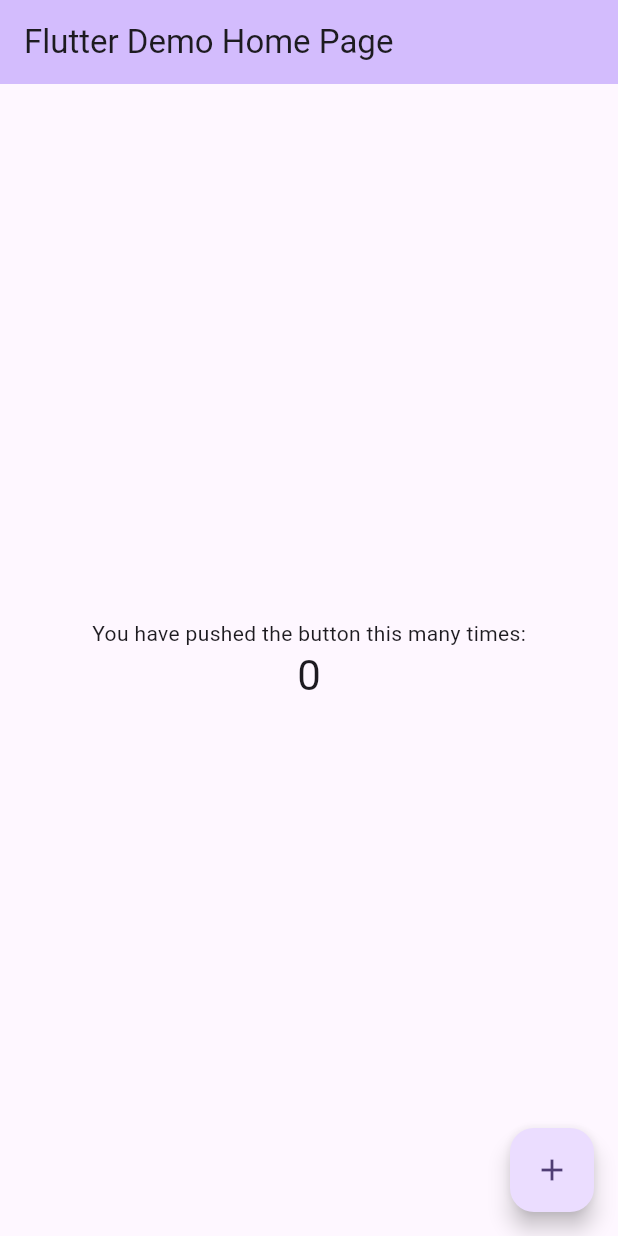
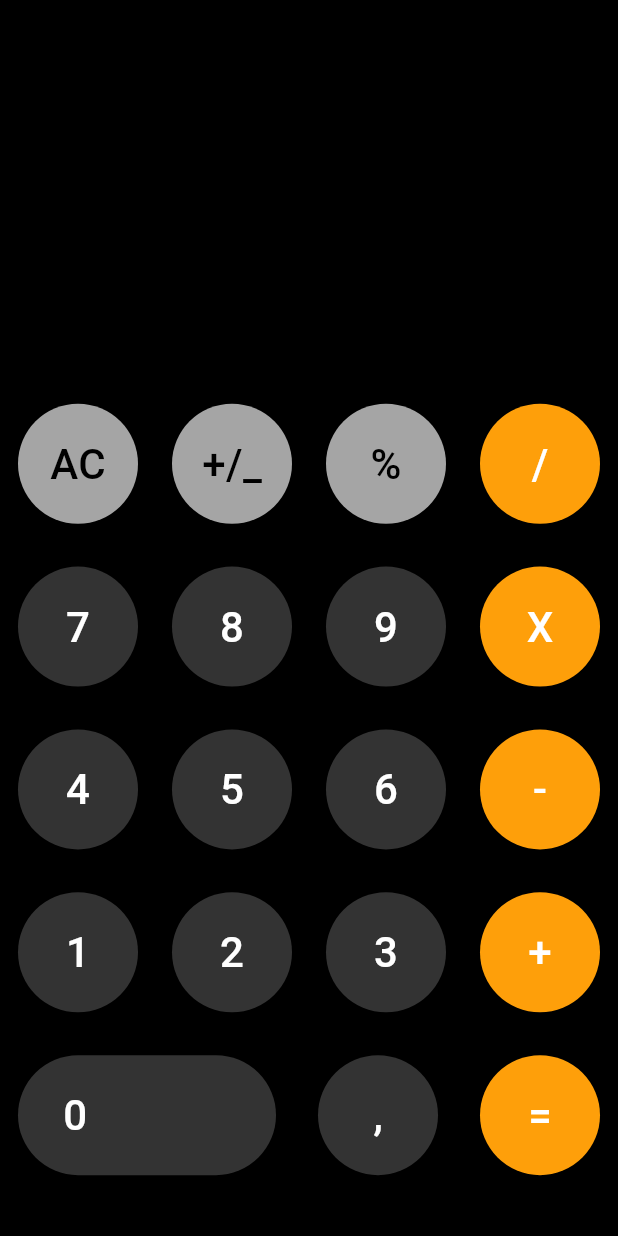
Before and after one commit to nam54828/Calculator, a Flutter app: the screen it shows after launch, on a phone screen of 412 x 824 dp. Run offline on Flutter 3.47's test engine with Material 2 defaults, Android fonts, the phone set to English and light mode, and no system bars.

Commit message:
UI - Screen Displays

```diff
--- /dev/null
+++ b/lib/calculator_screen.dart
@@ -0,0 +1,396 @@
+import 'package:flutter/material.dart';
+
+class CalculatorScreen extends StatefulWidget {
+  const CalculatorScreen({Key? key}) : super(key: key);
+
+  @override
+  State<CalculatorScreen> createState() => _CalculatorScreenState();
+}
+
+class _CalculatorScreenState extends State<CalculatorScreen> {
+  @override
+  Widget build(BuildContext context) {
+    return Scaffold(
+      backgroundColor: Colors.black,
+      body: SafeArea(
+          child: Padding(
+        padding: const EdgeInsets.all(12.0),
+        child: Column(
+          mainAxisAlignment: MainAxisAlignment.spaceEvenly,
+          children: [
+            Container(
+              height: 200,
+            ),
+            Row(
+              mainAxisAlignment: MainAxisAlignment.spaceBetween,
+              children: [
+                GestureDetector(
+                  onTap: () {},
+                  child: Container(
+                    height: 80,
+                    width: 80,
+                    child: Center(
+                        child: Text(
+                      "AC",
+                      style: TextStyle(
+                          color: Colors.black,
+                          fontSize: 28,
+                          fontWeight: FontWeight.w500),
+                    )),
+                    decoration: BoxDecoration(
+                        borderRadius: BorderRadius.circular(180),
+                        color: Color.fromRGBO(165, 165, 165, 1)),
+                  ),
+                ),
+                GestureDetector(
+                  onTap: () {},
+                  child: Container(
+                    height: 80,
+                    width: 80,
+                    child: Center(
+                        child: Text(
+                      "+/_",
+                      style: TextStyle(
+                          color: Colors.black,
+                          fontSize: 28,
+                          fontWeight: FontWeight.w500),
+                    )),
+                    decoration: BoxDecoration(
+                        borderRadius: BorderRadius.circular(180),
+                        color: Color.fromRGBO(165, 165, 165, 1)),
+                  ),
+                ),
+                GestureDetector(
+                  onTap: () {},
+                  child: Container(
+                    height: 80,
+                    width: 80,
+                    child: Center(
+                        child: Text(
+                      "%",
+                      style: TextStyle(
+                          color: Colors.black,
+                          fontSize: 28,
+                          fontWeight: FontWeight.w500),
+                    )),
+                    decoration: BoxDecoration(
+                        borderRadius: BorderRadius.circular(180),
+                        color: Color.fromRGBO(165, 165, 165, 1)),
+                  ),
+                ),
+                GestureDetector(
+                  onTap: () {},
+                  child: Container(
+                    height: 80,
+                    width: 80,
+                    child: Center(
+                        child: Text(
+                      "/",
+                      style: TextStyle(
+                          color: Colors.white,
+                          fontSize: 28,
+                          fontWeight: FontWeight.w500),
+                    )),
+                    decoration: BoxDecoration(
+                        borderRadius: BorderRadius.circular(180),
+                        color: Color.fromRGBO(254, 159, 10, 1)),
+                  ),
+                ),
+              ],
+            ),
+            Row(
+              mainAxisAlignment: MainAxisAlignment.spaceBetween,
+              children: [
+                GestureDetector(
+                  onTap: () {},
+                  child: Container(
+                    height: 80,
+                    width: 80,
+                    child: Center(
+                        child: Text(
+                      "7",
+                      style: TextStyle(
+                          color: Colors.white,
+                          fontSize: 28,
+                          fontWeight: FontWeight.w500),
+                    )),
+                    decoration: BoxDecoration(
+                        borderRadius: BorderRadius.circular(180),
+                        color: Color.fromRGBO(51, 51, 51, 1)),
+                  ),
+                ),
+                GestureDetector(
+                  onTap: () {},
+                  child: Container(
+                    height: 80,
+                    width: 80,
+                    child: Center(
+                        child: Text(
+                      "8",
+                      style: TextStyle(
+                          color: Colors.white,
+                          fontSize: 28,
+                          fontWeight: FontWeight.w500),
+                    )),
+                    decoration: BoxDecoration(
+                        borderRadius: BorderRadius.circular(180),
+                        color: Color.fromRGBO(51, 51, 51, 1)),
+                  ),
+                ),
+                GestureDetector(
+                  onTap: () {},
+                  child: Container(
+                    height: 80,
+                    width: 80,
+                    child: Center(
+                        child: Text(
+                      "9",
+                      style: TextStyle(
+                          color: Colors.white,
+                          fontSize: 28,
+                          fontWeight: FontWeight.w500),
+                    )),
+                    decoration: BoxDecoration(
+                        borderRadius: BorderRadius.circular(180),
+                        color: Color.fromRGBO(51, 51, 51, 1)),
+                  ),
+                ),
+                GestureDetector(
+                  onTap: () {},
+                  child: Container(
+                    height: 80,
+                    width: 80,
+                    child: Center(
+                        child: Text(
+                      "X",
+                      style: TextStyle(
+                          color: Colors.white,
+                          fontSize: 28,
+                          fontWeight: FontWeight.w500),
+                    )),
+                    decoration: BoxDecoration(
+                        borderRadius: BorderRadius.circular(180),
+                        color: Color.fromRGBO(254, 159, 10, 1)),
+                  ),
+                ),
+              ],
+            ),
+            Row(
+              mainAxisAlignment: MainAxisAlignment.spaceBetween,
+              children: [
+                GestureDetector(
+                  onTap: () {},
+                  child: Container(
+                    height: 80,
+                    width: 80,
+                    child: Center(
+                        child: Text(
+                      "4",
+                      style: TextStyle(
+                          color: Colors.white,
+                          fontSize: 28,
+                          fontWeight: FontWeight.w500),
+                    )),
+                    decoration: BoxDecoration(
+                        borderRadius: BorderRadius.circular(180),
+                        color: Color.fromRGBO(51, 51, 51, 1)),
+                  ),
+                ),
+                GestureDetector(
+                  onTap: () {},
+                  child: Container(
+                    height: 80,
+                    width: 80,
+                    child: Center(
+                        child: Text(
+                      "5",
+                      style: TextStyle(
+                          color: Colors.white,
+                          fontSize: 28,
+                          fontWeight: FontWeight.w500),
+                    )),
+                    decoration: BoxDecoration(
+                        borderRadius: BorderRadius.circular(180),
+                        color: Color.fromRGBO(51, 51, 51, 1)),
+                  ),
+                ),
+                GestureDetector(
+                  onTap: () {},
+                  child: Container(
+                    height: 80,
+                    width: 80,
+                    child: Center(
+                        child: Text(
+                      "6",
+                      style: TextStyle(
+                          color: Colors.white,
+                          fontSize: 28,
+                          fontWeight: FontWeight.w500),
+                    )),
+                    decoration: BoxDecoration(
+                        borderRadius: BorderRadius.circular(180),
+                        color: Color.fromRGBO(51, 51, 51, 1)),
+                  ),
+                ),
+                GestureDetector(
+                  onTap: () {},
+                  child: Container(
+                      height: 80,
+                      width: 80,
+                      child: Center(
+                          child: Text(
+                        "-",
+                        style: TextStyle(
+                            color: Colors.white,
+                            fontSize: 28,
+                            fontWeight: FontWeight.w500),
+                      )),
+                      decoration: BoxDecoration(
+                          borderRadius: BorderRadius.circular(180),
+                          color: Color.fromRGBO(254, 159, 10, 1))),
+                ),
+              ],
+            ),
+            Row(
+              mainAxisAlignment: MainAxisAlignment.spaceBetween,
+              children: [
+                GestureDetector(
+                  onTap: () {},
+                  child: Container(
+                    height: 80,
+                    width: 80,
+                    child: Center(
+                        child: Text(
+                      "1",
+                      style: TextStyle(
+                          color: Colors.white,
+                          fontSize: 28,
+                          fontWeight: FontWeight.w500),
+                    )),
+                    decoration: BoxDecoration(
+                        borderRadius: BorderRadius.circular(180),
+                        color: Color.fromRGBO(51, 51, 51, 1)),
+                  ),
+                ),
+                GestureDetector(
+                  onTap: () {},
+                  child: Container(
+                    height: 80,
+                    width: 80,
+                    child: Center(
+                        child: Text(
+                      "2",
+                      style: TextStyle(
+                          color: Colors.white,
+                          fontSize: 28,
+                          fontWeight: FontWeight.w500),
+                    )),
+                    decoration: BoxDecoration(
+                        borderRadius: BorderRadius.circular(180),
+                        color: Color.fromRGBO(51, 51, 51, 1)),
+                  ),
+                ),
+                GestureDetector(
+                  onTap: () {},
+                  child: Container(
+                    height: 80,
+                    width: 80,
+                    child: Center(
+                        child: Text(
+                      "3",
+                      style: TextStyle(
+                          color: Colors.white,
+                          fontSize: 28,
+                          fontWeight: FontWeight.w500),
+                    )),
+                    decoration: BoxDecoration(
+                        borderRadius: BorderRadius.circular(180),
+                        color: Color.fromRGBO(51, 51, 51, 1)),
+                  ),
+                ),
+                GestureDetector(
+                  onTap: () {},
+                  child: Container(
+                    height: 80,
+                    width: 80,
+                    child: Center(
+                        child: Text(
+                      "+",
+                      style: TextStyle(
+                          color: Colors.white,
+                          fontSize: 28,
+                          fontWeight: FontWeight.w500),
+                    )),
+                    decoration: BoxDecoration(
+                        borderRadius: BorderRadius.circular(180),
+                        color: Color.fromRGBO(254, 159, 10, 1)),
+                  ),
+                ),
+              ],
+            ),
+            Row(
+              mainAxisAlignment: MainAxisAlignment.spaceBetween,
+              children: [
+                GestureDetector(
+                  onTap: () {},
+                  child: Container(
+                    height: 80,
+                    width: 172,
+                    child: Text(
+                      "0",
+                      style: TextStyle(
+                          color: Colors.white,
+                          fontSize: 28,
+                          fontWeight: FontWeight.w500),
+                    ),
+                    decoration: BoxDecoration(
+                        borderRadius: BorderRadius.circular(180),
+                        color: Color.fromRGBO(51, 51, 51, 1)),
+                    padding: EdgeInsets.only(left: 30),
+                    alignment: Alignment.centerLeft,
+                  ),
+                ),
+                GestureDetector(
+                  onTap: () {},
+                  child: Container(
+                    height: 80,
+                    width: 80,
+                    child: Center(
+                        child: Text(
+                      ",",
+                      style: TextStyle(
+                          color: Colors.white,
+                          fontSize: 28,
+                          fontWeight: FontWeight.w500),
+                    )),
+                    decoration: BoxDecoration(
+                        borderRadius: BorderRadius.circular(180),
+                        color: Color.fromRGBO(51, 51, 51, 1)),
+                  ),
+                ),
+                GestureDetector(
+                  onTap: () {},
+                  child: Container(
+                    height: 80,
+                    width: 80,
+                    child: Center(
+                        child: Text(
+                      "=",
+                      style: TextStyle(
+                          color: Colors.white,
+                          fontSize: 28,
+                          fontWeight: FontWeight.w500),
+                    )),
+                    decoration: BoxDecoration(
+                        borderRadius: BorderRadius.circular(180),
+                        color: Color.fromRGBO(254, 159, 10, 1)),
+                  ),
+                ),
+              ],
+            ),
+          ],
+        ),
+      )),
+    );
+  }
+}
--- a/lib/main.dart
+++ b/lib/main.dart
@@ -1,4 +1,6 @@
 import 'package:flutter/material.dart';
+
+import 'calculator_screen.dart';
 
 void main() {
   runApp(const MyApp());
@@ -6,120 +8,16 @@ void main() {
 
 class MyApp extends StatelessWidget {
   const MyApp({super.key});
-
-  // This widget is the root of your application.
   @override
   Widget build(BuildContext context) {
     return MaterialApp(
-      title: 'Flutter Demo',
+      title: 'Calculator',
+      debugShowCheckedModeBanner: false,
       theme: ThemeData(
-        // This is the theme of your application.
-        //
-        // TRY THIS: Try running your application with "flutter run". You'll see
-        // the application has a blue toolbar. Then, without quitting the app,
-        // try changing the seedColor in the colorScheme below to Colors.green
-        // and then invoke "hot reload" (save your changes or press the "hot
-        // reload" button in a Flutter-supported IDE, or press "r" if you used
-        // the command line to start the app).
-        //
-        // Notice that the counter didn't reset back to zero; the application
-        // state is not lost during the reload. To reset the state, use hot
-        // restart instead.
-        //
-        // This works for code too, not just values: Most code changes can be
-        // tested with just a hot reload.
         colorScheme: ColorScheme.fromSeed(seedColor: Colors.deepPurple),
         useMaterial3: true,
       ),
-      home: const MyHomePage(title: 'Flutter Demo Home Page'),
+      home: const CalculatorScreen(),
     );
   }
 }
-
-class MyHomePage extends StatefulWidget {
-  const MyHomePage({super.key, required this.title});
-
-  // This widget is the home page of your application. It is stateful, meaning
-  // that it has a State object (defined below) that contains fields that affect
-  // how it looks.
-
-  // This class is the configuration for the state. It holds the values (in this
-  // case the title) provided by the parent (in this case the App widget) and
-  // used by the build method of the State. Fields in a Widget subclass are
-  // always marked "final".
-
-  final String title;
-
-  @override
-  State<MyHomePage> createState() => _MyHomePageState();
-}
-
-class _MyHomePageState extends State<MyHomePage> {
-  int _counter = 0;
-
-  void _incrementCounter() {
-    setState(() {
-      // This call to setState tells the Flutter framework that something has
-      // changed in this State, which causes it to rerun the build method below
-      // so that the display can reflect the updated values. If we changed
-      // _counter without calling setState(), then the build method would not be
-      // called again, and so nothing would appear to happen.
-      _counter++;
-    });
-  }
-
-  @override
-  Widget build(BuildContext context) {
-    // This method is rerun every time setState is called, for instance as done
-    // by the _incrementCounter method above.
-    //
-    // The Flutter framework has been optimized to make rerunning build methods
-    // fast, so that you can just rebuild anything that needs updating rather
-    // than having to individually change instances of widgets.
-    return Scaffold(
-      appBar: AppBar(
-        // TRY THIS: Try changing the color here to a specific color (to
-        // Colors.amber, perhaps?) and trigger a hot reload to see the AppBar
-        // change color while the other colors stay the same.
-        backgroundColor: Theme.of(context).colorScheme.inversePrimary,
-        // Here we take the value from the MyHomePage object that was created by
-        // the App.build method, and use it to set our appbar title.
-        title: Text(widget.title),
-      ),
-      body: Center(
-        // Center is a layout widget. It takes a single child and positions it
-        // in the middle of the parent.
-        child: Column(
-          // Column is also a layout widget. It takes a list of children and
-          // arranges them vertically. By default, it sizes itself to fit its
-          // children horizontally, and tries to be as tall as its parent.
-          //
-          // Column has various properties to control how it sizes itself and
-          // how it positions its children. Here we use mainAxisAlignment to
-          // center the children vertically; the main axis here is the vertical
-          // axis because Columns are vertical (the cross axis would be
-          // horizontal).
-          //
-          // TRY THIS: Invoke "debug painting" (choose the "Toggle Debug Paint"
-          // action in the IDE, or press "p" in the console), to see the
-          // wireframe for each widget.
-          mainAxisAlignment: MainAxisAlignment.center,
-          children: <Widget>[
-            const Text(
-              'You have pushed the button this many times:',
-            ),
-            Text(
-              '$_counter',
-              style: Theme.of(context).textTheme.headlineMedium,
-            ),
-          ],
-        ),
-      ),
-      floatingActionButton: FloatingActionButton(
-        onPressed: _incrementCounter,
-        tooltip: 'Increment',
-        child: const Icon(Icons.add),
-      ), // This trailing comma makes auto-formatting nicer for build methods.
-    );
-  }
-}
```
